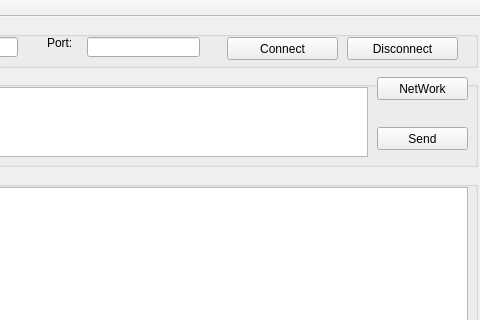
Old version of the form anTcpClient/mainwindow.ui in the repository anrongwn/anSocket; both pictures show x 263 to 743 and y 0 to 320 of the 743 by 559 pixel window.
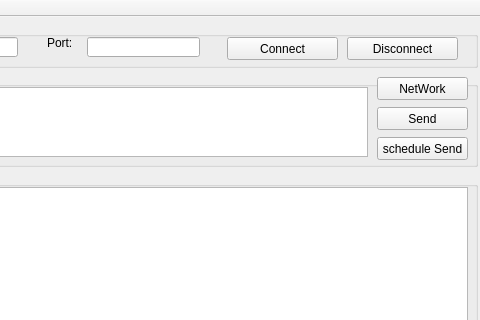
New version of the form.

Diff of the .ui file:
```diff
--- a/anTcpClient/mainwindow.ui
+++ b/anTcpClient/mainwindow.ui
@@ -128,7 +128,7 @@
      <property name="geometry">
       <rect>
        <x>640</x>
-       <y>60</y>
+       <y>40</y>
        <width>91</width>
        <height>23</height>
       </rect>
@@ -150,6 +150,19 @@
       <string>NetWork</string>
      </property>
     </widget>
+    <widget class="QPushButton" name="pushButton_send_2">
+     <property name="geometry">
+      <rect>
+       <x>640</x>
+       <y>70</y>
+       <width>91</width>
+       <height>23</height>
+      </rect>
+     </property>
+     <property name="text">
+      <string>schedule Send</string>
+     </property>
+    </widget>
    </widget>
    <widget class="QGroupBox" name="groupBox_3">
     <property name="geometry">
```
